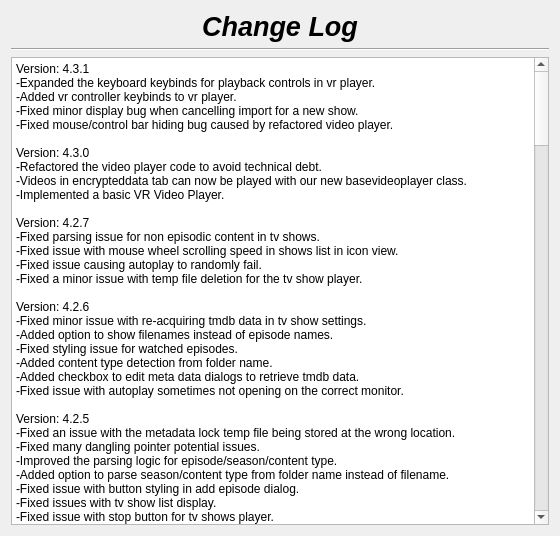
Before: the Qt Designer form changelog.ui in therealMaPMaKeR/MMDiary, drawn with Qt 5.
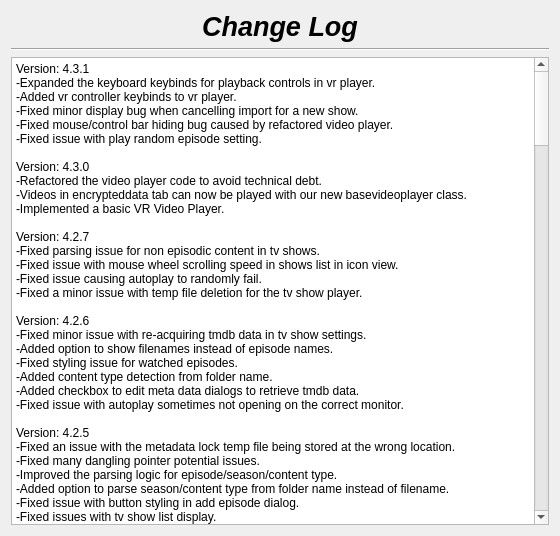
After: the same form once the commit is applied.

Commit message: fixed autoplay random episode

The edit to the form file:
```diff
--- a/changelog.ui
+++ b/changelog.ui
@@ -56,7 +56,8 @@
 li.checked::marker { content: &quot;\2612&quot;; }
 &lt;/style&gt;&lt;/head&gt;&lt;body style=&quot; font-family:'Segoe UI'; font-size:9pt; font-weight:400; font-style:normal;&quot;&gt;
 &lt;p style=&quot; margin-top:0px; margin-bottom:0px; margin-left:0px; margin-right:0px; -qt-block-indent:0; text-indent:0px;&quot;&gt;Version: 4.3.1&lt;br /&gt;-Expanded the keyboard keybinds for playback controls in vr player.&lt;br /&gt;-Added vr controller keybinds to vr player.&lt;br /&gt;-Fixed minor display bug when cancelling import for a new show.&lt;/p&gt;
-&lt;p style=&quot; margin-top:0px; margin-bottom:0px; margin-left:0px; margin-right:0px; -qt-block-indent:0; text-indent:0px;&quot;&gt;-Fixed mouse/control bar hiding bug caused by refactored video player.&lt;br /&gt;&lt;br /&gt;Version: 4.3.0&lt;br /&gt;-Refactored the video player code to avoid technical debt.&lt;br /&gt;-Videos in encrypteddata tab can now be played with our new basevideoplayer class.&lt;br /&gt;-Implemented a basic VR Video Player.&lt;br /&gt;&lt;br /&gt;Version: 4.2.7&lt;br /&gt;-Fixed parsing issue for non episodic content in tv shows.&lt;br /&gt;-Fixed issue with mouse wheel scrolling speed in shows list in icon view.&lt;br /&gt;-Fixed issue causing autoplay to randomly fail.&lt;/p&gt;
+&lt;p style=&quot; margin-top:0px; margin-bottom:0px; margin-left:0px; margin-right:0px; -qt-block-indent:0; text-indent:0px;&quot;&gt;-Fixed mouse/control bar hiding bug caused by refactored video player.&lt;/p&gt;
+&lt;p style=&quot; margin-top:0px; margin-bottom:0px; margin-left:0px; margin-right:0px; -qt-block-indent:0; text-indent:0px;&quot;&gt;-Fixed issue with play random episode setting.&lt;br /&gt;&lt;br /&gt;Version: 4.3.0&lt;br /&gt;-Refactored the video player code to avoid technical debt.&lt;br /&gt;-Videos in encrypteddata tab can now be played with our new basevideoplayer class.&lt;br /&gt;-Implemented a basic VR Video Player.&lt;br /&gt;&lt;br /&gt;Version: 4.2.7&lt;br /&gt;-Fixed parsing issue for non episodic content in tv shows.&lt;br /&gt;-Fixed issue with mouse wheel scrolling speed in shows list in icon view.&lt;br /&gt;-Fixed issue causing autoplay to randomly fail.&lt;/p&gt;
 &lt;p style=&quot; margin-top:0px; margin-bottom:0px; margin-left:0px; margin-right:0px; -qt-block-indent:0; text-indent:0px;&quot;&gt;-Fixed a minor issue with temp file deletion for the tv show player.&lt;br /&gt;&lt;br /&gt;Version: 4.2.6&lt;br /&gt;-Fixed minor issue with re-acquiring tmdb data in tv show settings.&lt;/p&gt;
 &lt;p style=&quot; margin-top:0px; margin-bottom:0px; margin-left:0px; margin-right:0px; -qt-block-indent:0; text-indent:0px;&quot;&gt;-Added option to show filenames instead of episode names.&lt;br /&gt;-Fixed styling issue for watched episodes.&lt;/p&gt;
 &lt;p style=&quot; margin-top:0px; margin-bottom:0px; margin-left:0px; margin-right:0px; -qt-block-indent:0; text-indent:0px;&quot;&gt;-Added content type detection from folder name.&lt;br /&gt;-Added checkbox to edit meta data dialogs to retrieve tmdb data.&lt;br /&gt;-Fixed issue with autoplay sometimes not opening on the correct monitor.&lt;br /&gt;&lt;br /&gt;Version: 4.2.5&lt;br /&gt;-Fixed an issue with the metadata lock temp file being stored at the wrong location.&lt;br /&gt;-Fixed many dangling pointer potential issues.&lt;/p&gt;
```
The commit also changes 2 other files.
